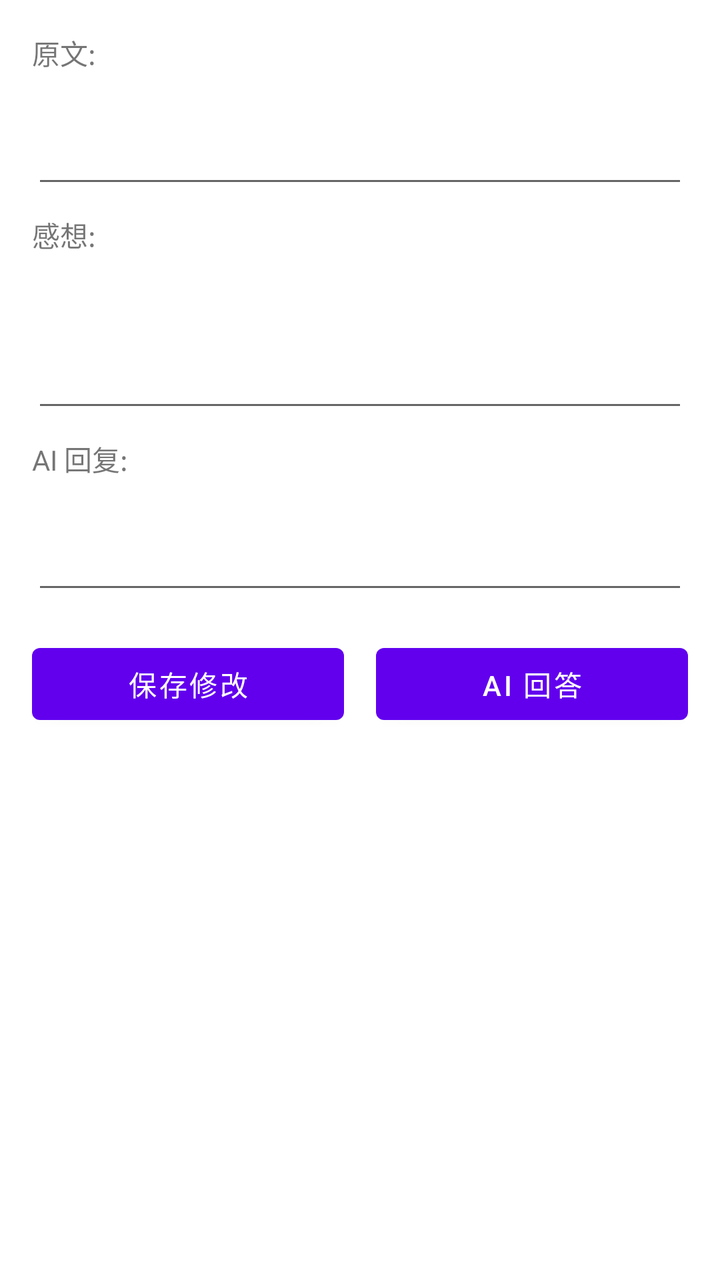
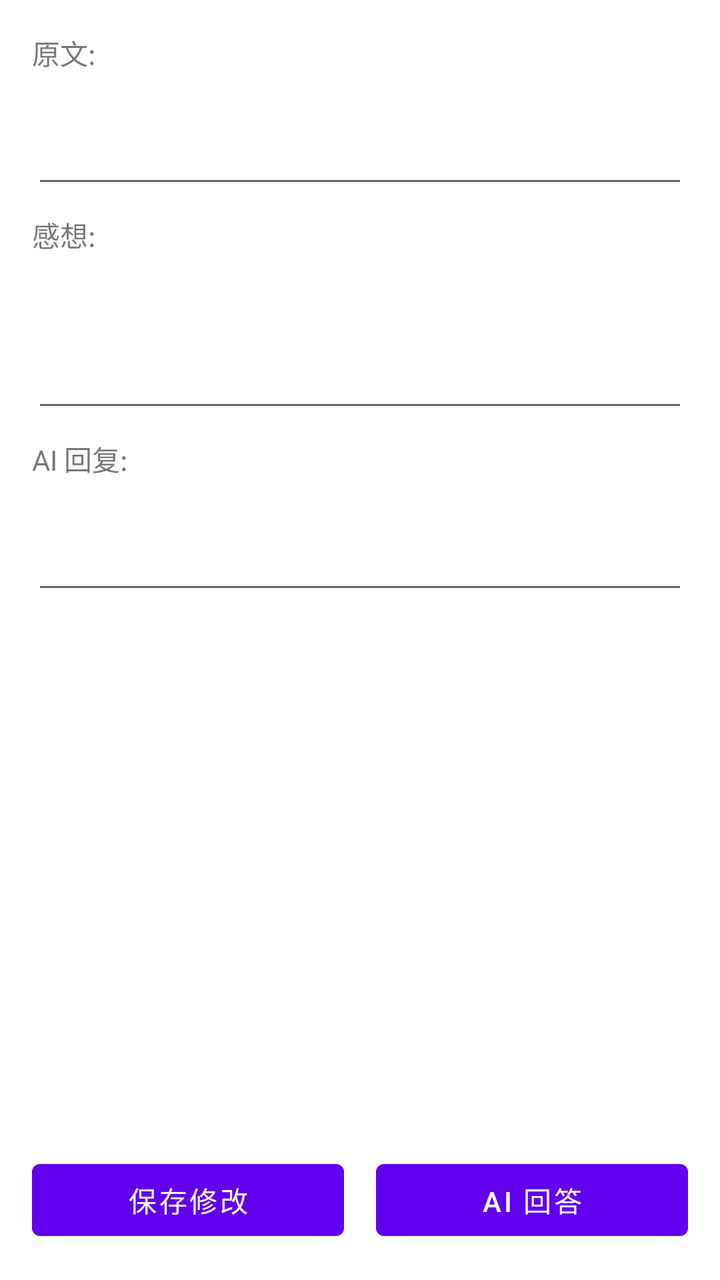

Before-and-after screenshots of an Android layout around one commit, followed by the original layout XML and the change that was made.
<!-- AndroidManifest.xml: fallback theme Theme.MaterialComponents.DayNight.NoActionBar -->
<!-- res/layout/activity_note_detail.xml -->
<?xml version="1.0" encoding="utf-8"?>
<LinearLayout xmlns:android="http://schemas.android.com/apk/res/android"
    android:layout_width="match_parent" android:layout_height="match_parent"
    android:orientation="vertical" android:padding="16dp">
    <TextView android:layout_width="wrap_content" android:layout_height="wrap_content" android:text="原文:"/>
    <EditText android:id="@+id/edit_selected_text" android:layout_width="match_parent" android:layout_height="wrap_content" android:minLines="2"/>
    <TextView android:layout_width="wrap_content" android:layout_height="wrap_content" android:text="感想:" android:layout_marginTop="8dp"/>
    <EditText android:id="@+id/edit_thought" android:layout_width="match_parent" android:layout_height="wrap_content" android:minLines="3"/>
    <TextView android:layout_width="wrap_content" android:layout_height="wrap_content" android:text="AI 回复:" android:layout_marginTop="8dp"/>
    <EditText android:id="@+id/edit_ai_response" android:layout_width="match_parent" android:layout_height="wrap_content" android:minLines="2"/>
    
    <LinearLayout
        android:layout_width="match_parent"
        android:layout_height="wrap_content"
        android:orientation="horizontal"
        android:layout_marginTop="16dp">
        
        <Button
            android:id="@+id/btn_save_changes"
            android:layout_width="0dp"
            android:layout_height="wrap_content"
            android:layout_weight="1"
            android:text="保存修改"
            android:layout_marginEnd="8dp"/>
            
        <Button
            android:id="@+id/btn_ai_reply"
            android:layout_width="0dp"
            android:layout_height="wrap_content"
            android:layout_weight="1"
            android:text="AI 回答"
            android:layout_marginStart="8dp"/>
    </LinearLayout>
</LinearLayout>
<!-- resources referenced by this layout -->
<resources>

</resources>

<!-- the commit's change to res/layout/activity_note_detail.xml (unified diff, before → after) -->
@@ -2,12 +2,30 @@
 <LinearLayout xmlns:android="http://schemas.android.com/apk/res/android"
     android:layout_width="match_parent" android:layout_height="match_parent"
     android:orientation="vertical" android:padding="16dp">
-    <TextView android:layout_width="wrap_content" android:layout_height="wrap_content" android:text="原文:"/>
-    <EditText android:id="@+id/edit_selected_text" android:layout_width="match_parent" android:layout_height="wrap_content" android:minLines="2"/>
-    <TextView android:layout_width="wrap_content" android:layout_height="wrap_content" android:text="感想:" android:layout_marginTop="8dp"/>
-    <EditText android:id="@+id/edit_thought" android:layout_width="match_parent" android:layout_height="wrap_content" android:minLines="3"/>
-    <TextView android:layout_width="wrap_content" android:layout_height="wrap_content" android:text="AI 回复:" android:layout_marginTop="8dp"/>
-    <EditText android:id="@+id/edit_ai_response" android:layout_width="match_parent" android:layout_height="wrap_content" android:minLines="2"/>
+
+    
+    <ScrollView
+        android:layout_width="match_parent"
+        android:layout_height="0dp"
+        android:layout_weight="1"
+        android:fillViewport="true">
+        
+        <LinearLayout
+            android:layout_width="match_parent"
+            android:layout_height="wrap_content"
+            android:orientation="vertical">
+            
+            <TextView android:layout_width="wrap_content" android:layout_height="wrap_content" android:text="原文:"/>
+            <EditText android:id="@+id/edit_selected_text" android:layout_width="match_parent" android:layout_height="wrap_content" android:minLines="2"/>
+            
+            <TextView android:layout_width="wrap_content" android:layout_height="wrap_content" android:text="感想:" android:layout_marginTop="8dp"/>
+            <EditText android:id="@+id/edit_thought" android:layout_width="match_parent" android:layout_height="wrap_content" android:minLines="3"/>
+            
+            <TextView android:layout_width="wrap_content" android:layout_height="wrap_content" android:text="AI 回复:" android:layout_marginTop="8dp"/>
+            <EditText android:id="@+id/edit_ai_response" android:layout_width="match_parent" android:layout_height="wrap_content" android:minLines="2"/>
+        </LinearLayout>
+    </ScrollView>
+    
     
     <LinearLayout
         android:layout_width="match_parent"
